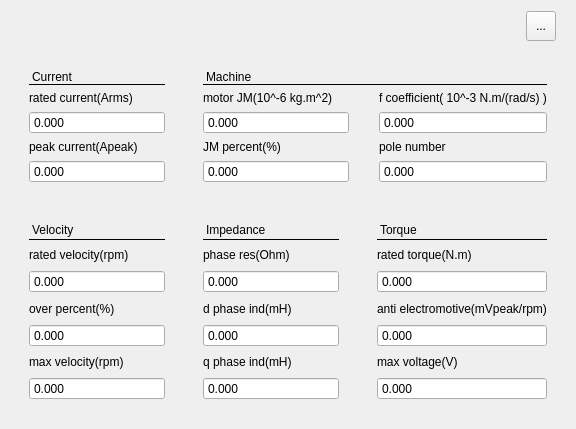
The window that Libs/UI/UiMotor/graphmotor129.ui (tiangaomingjing/ServoDriveTech) describes before a commit, drawn with Qt 5.
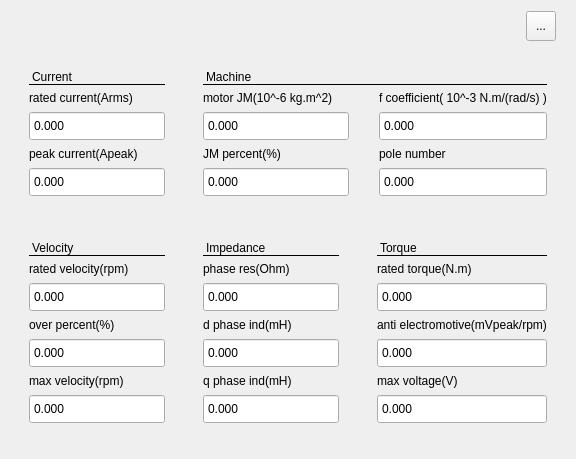
The same window after the commit.

Patch:
```diff
--- a/Libs/UI/UiMotor/graphmotor129.ui
+++ b/Libs/UI/UiMotor/graphmotor129.ui
@@ -71,6 +71,9 @@
       <property name="rightMargin">
        <number>9</number>
       </property>
+      <property name="bottomMargin">
+       <number>15</number>
+      </property>
       <item>
        <widget class="QLabel" name="label_motorCur">
         <property name="styleSheet">
@@ -98,6 +101,12 @@
       </item>
       <item>
        <widget class="QDoubleSpinBox" name="dspinBox_iRat">
+        <property name="minimumSize">
+         <size>
+          <width>0</width>
+          <height>30</height>
+         </size>
+        </property>
         <property name="wrapping">
          <bool>false</bool>
         </property>
@@ -124,6 +133,12 @@
       </item>
       <item>
        <widget class="QDoubleSpinBox" name="dspinBox_iMax">
+        <property name="minimumSize">
+         <size>
+          <width>0</width>
+          <height>30</height>
+         </size>
+        </property>
         <property name="wrapping">
          <bool>false</bool>
         </property>
@@ -153,6 +168,9 @@
       <property name="rightMargin">
        <number>9</number>
       </property>
+      <property name="bottomMargin">
+       <number>15</number>
+      </property>
       <property name="horizontalSpacing">
        <number>30</number>
       </property>
@@ -187,6 +205,12 @@
       </item>
       <item row="2" column="0">
        <widget class="QDoubleSpinBox" name="dspinBox_Jm">
+        <property name="minimumSize">
+         <size>
+          <width>0</width>
+          <height>30</height>
+         </size>
+        </property>
         <property name="wrapping">
          <bool>false</bool>
         </property>
@@ -206,6 +230,12 @@
       </item>
       <item row="2" column="1">
        <widget class="QDoubleSpinBox" name="dspinBox_fcoe">
+        <property name="minimumSize">
+         <size>
+          <width>0</width>
+          <height>30</height>
+         </size>
+        </property>
         <property name="wrapping">
          <bool>false</bool>
         </property>
@@ -239,6 +269,12 @@
       </item>
       <item row="4" column="0">
        <widget class="QDoubleSpinBox" name="dspinBox_JmPercent">
+        <property name="minimumSize">
+         <size>
+          <width>0</width>
+          <height>30</height>
+         </size>
+        </property>
         <property name="wrapping">
          <bool>false</bool>
         </property>
@@ -258,6 +294,12 @@
       </item>
       <item row="4" column="1">
        <widget class="QDoubleSpinBox" name="dspinBox_pole">
+        <property name="minimumSize">
+         <size>
+          <width>0</width>
+          <height>30</height>
+         </size>
+        </property>
         <property name="wrapping">
          <bool>false</bool>
         </property>
@@ -287,6 +329,9 @@
       <property name="rightMargin">
        <number>9</number>
       </property>
+      <property name="bottomMargin">
+       <number>15</number>
+      </property>
       <item>
        <widget class="QLabel" name="label_motorVel">
         <property name="styleSheet">
@@ -311,6 +356,12 @@
       </item>
       <item>
        <widget class="QDoubleSpinBox" name="dspinBox_vRat">
+        <property name="minimumSize">
+         <size>
+          <width>0</width>
+          <height>30</height>
+         </size>
+        </property>
         <property name="wrapping">
          <bool>false</bool>
         </property>
@@ -337,6 +388,12 @@
       </item>
       <item>
        <widget class="QDoubleSpinBox" name="dspinBox_vOver">
+        <property name="minimumSize">
+         <size>
+          <width>0</width>
+          <height>30</height>
+         </size>
+        </property>
         <property name="wrapping">
          <bool>false</bool>
         </property>
@@ -363,6 +420,12 @@
       </item>
       <item>
        <widget class="QDoubleSpinBox" name="dspinBox_vMax">
+        <property name="minimumSize">
+         <size>
+          <width>0</width>
+          <height>30</height>
+         </size>
+        </property>
         <property name="wrapping">
          <bool>false</bool>
         </property>
@@ -392,6 +455,9 @@
       <property name="rightMargin">
        <number>9</number>
       </property>
+      <property name="bottomMargin">
+       <number>15</number>
+      </property>
       <item>
        <widget class="QLabel" name="label_MotorImp">
         <property name="styleSheet">
@@ -416,6 +482,12 @@
       </item>
       <item>
        <widget class="QDoubleSpinBox" name="dspinBox_rm">
+        <property name="minimumSize">
+         <size>
+          <width>0</width>
+          <height>30</height>
+         </size>
+        </property>
         <property name="wrapping">
          <bool>false</bool>
         </property>
@@ -442,6 +514,12 @@
       </item>
       <item>
        <widget class="QDoubleSpinBox" name="dspinBox_ldm">
+        <property name="minimumSize">
+         <size>
+          <width>0</width>
+          <height>30</height>
+         </size>
+        </property>
         <property name="wrapping">
          <bool>false</bool>
         </property>
@@ -468,6 +546,12 @@
       </item>
       <item>
        <widget class="QDoubleSpinBox" name="dspinBox_lqm">
+        <property name="minimumSize">
+         <size>
+          <width>0</width>
+          <height>30</height>
+         </size>
+        </property>
         <property name="wrapping">
          <bool>false</bool>
         </property>
@@ -497,6 +581,9 @@
       <property name="rightMargin">
        <number>9</number>
       </property>
+      <property name="bottomMargin">
+       <number>15</number>
+      </property>
       <item>
        <widget class="QLabel" name="label_motorTor">
         <property name="styleSheet">
@@ -521,6 +608,12 @@
       </item>
       <item>
        <widget class="QDoubleSpinBox" name="dspinBox_torque">
+        <property name="minimumSize">
+         <size>
+          <width>0</width>
+          <height>30</height>
+         </size>
+        </property>
         <property name="wrapping">
          <bool>false</bool>
         </property>
@@ -547,6 +640,12 @@
       </item>
       <item>
        <widget class="QDoubleSpinBox" name="dspinBox_phim">
+        <property name="minimumSize">
+         <size>
+          <width>0</width>
+          <height>30</height>
+         </size>
+        </property>
         <property name="wrapping">
          <bool>false</bool>
         </property>
@@ -573,6 +672,12 @@
       </item>
       <item>
        <widget class="QDoubleSpinBox" name="dspinBox_maxVoltage">
+        <property name="minimumSize">
+         <size>
+          <width>0</width>
+          <height>30</height>
+         </size>
+        </property>
         <property name="wrapping">
          <bool>false</bool>
         </property>
```
